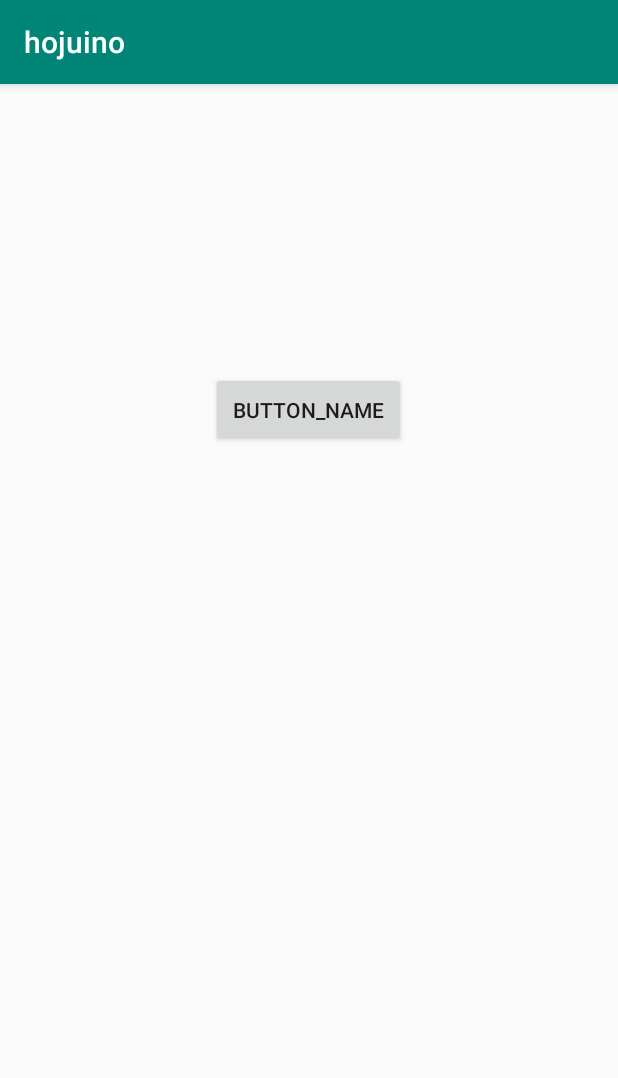
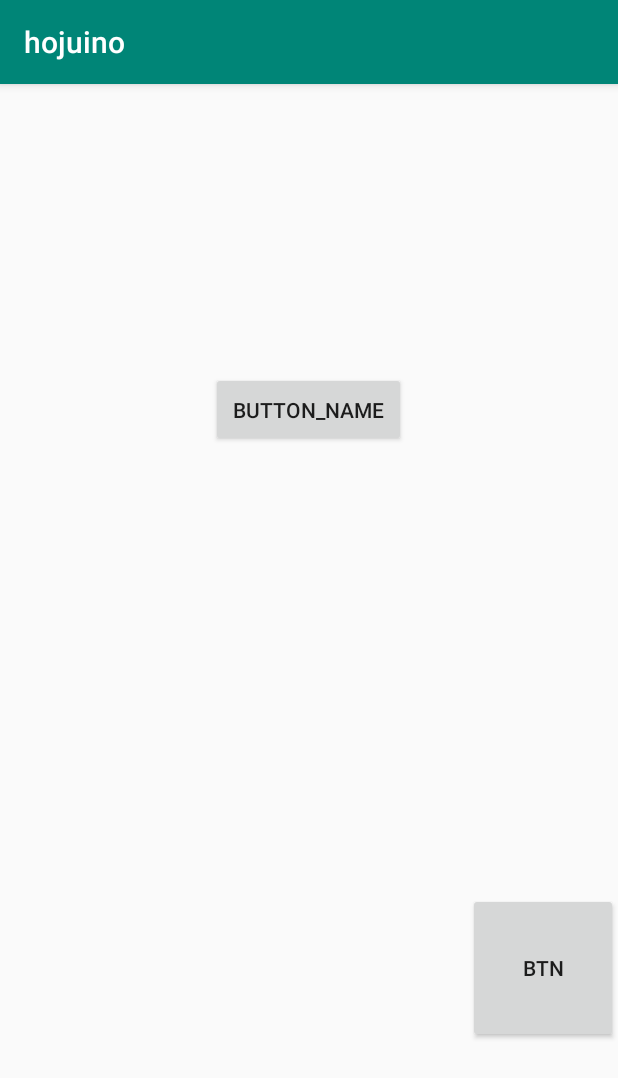
Before and after one commit to hohorim/haninum_hojuino, an Android app: the gpsActivity screen opened directly, with no data from a screen before it, on a phone screen of 412 x 824 dp. Shown: the top 1078 px of the screen. Run offline under Robolectric (Android 15) with nearby library versions, the phone set to English and light mode, and no system bars.

Commit message:
version 2.5

```diff
--- a/src/main/AndroidManifest.xml
+++ b/src/main/AndroidManifest.xml
@@ -4,6 +4,9 @@
 
 
     <uses-permission android:name="android.permission.INTERNET" />
+    <uses-permission android:name="android.permission.ACCESS_NETWORK_STATE"/>
+    <uses-permission android:name="android.permission.WRITE_EXTERNAL_STORAGE"/>
+
     <uses-permission android:name="android.permission.ACCESS_COARSE_LOCATION" />
 
     <uses-permission android:name="android.permission.ACCESS_FINE_LOCATION" />
--- a/src/main/java/com/example/um/MainActivity.java
+++ b/src/main/java/com/example/um/MainActivity.java
@@ -23,7 +23,7 @@ public class MainActivity extends AppCompatActivity {
     Button sign_in, sign_up;
 
     char result2;
-    private static String IP_ADDRESS = "192.168.0.37";
+    private static String IP_ADDRESS = "192.168.0.22";
     private static String TAG = "phptest";
 
     @Override
--- a/src/main/java/com/example/um/user_signupActivity.java
+++ b/src/main/java/com/example/um/user_signupActivity.java
@@ -23,7 +23,7 @@ import java.net.URL;
 
 public class user_signupActivity extends AppCompatActivity {
 
-    private static String IP_ADDRESS = "192.168.0.37";
+    private static String IP_ADDRESS = "192.168.0.22";
     private static String TAG = "phptest";
 
     private EditText mEditTextID;
@@ -127,7 +127,7 @@ public class user_signupActivity extends AppCompatActivity {
 
                 int responseStatusCode = httpURLConnection.getResponseCode();
                 Log.d(TAG, "POST response code - " + responseStatusCode);
-
+                Log.d("aa ", ID);
                 InputStream inputStream;
                 if(responseStatusCode == HttpURLConnection.HTTP_OK) {
                     inputStream = httpURLConnection.getInputStream();
--- a/src/main/res/layout/gps.xml
+++ b/src/main/res/layout/gps.xml
@@ -5,8 +5,9 @@
     android:orientation="vertical"
     android:layout_width="match_parent"
     android:layout_height="match_parent">
+
     <Button
-        android:id="@+id/button1"
+        android:id="@+id/gps_btn"
         android:layout_width="130dp"
         android:layout_height="50dp"
         android:text="button_name"
@@ -19,20 +20,29 @@
 
     <TextView
         android:id="@+id/gps_text"
-        android:layout_width="wrap_content"
-        android:layout_height="wrap_content"
+        android:layout_width="0dp"
+        android:layout_height="11dp"
         app:layout_constraintBottom_toBottomOf="parent"
         app:layout_constraintEnd_toEndOf="parent"
         app:layout_constraintHorizontal_bias="0.498"
         app:layout_constraintStart_toStartOf="parent"
-        app:layout_constraintTop_toBottomOf="@+id/button1" />
+        app:layout_constraintTop_toBottomOf="@+id/gps_btn" />
 
     <TextView
         android:id="@+id/textView_result"
         android:layout_width="match_parent"
         android:layout_height="100dp"
-        tools:layout_editor_absoluteX="37dp"
-        tools:layout_editor_absoluteY="569dp" />
+        app:layout_constraintBottom_toBottomOf="parent"
+        tools:layout_editor_absoluteX="37dp" />
+
+    <Button
+        android:id="@+id/btn"
+        android:layout_width="100dp"
+        android:layout_height="100dp"
+        android:text="btn"
+        app:layout_constraintBottom_toTopOf="@+id/textView_result"
+        app:layout_constraintEnd_toEndOf="parent"
+        app:layout_constraintTop_toBottomOf="@+id/gps_text" />
 
 
 </androidx.constraintlayout.widget.ConstraintLayout>
--- a/src/main/res/values/strings.xml
+++ b/src/main/res/values/strings.xml
@@ -14,5 +14,6 @@
     <string name="text12">edit</string>
     <string name="text13">동번서번초등학교</string>
     <string name="todo">TODO</string>
+    <string name="adress">192.168.0.22</string>
 
 </resources>
```
Also changed, not shown: src/main/java/com/example/um/gpsActivity.java (+64 -88 lines).
